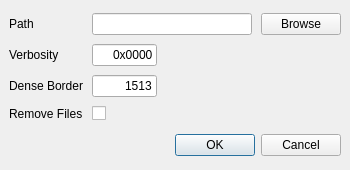
First picture: the form in crispy/resources/gui/uis/quanty/preferences.ui, repository mretegan/crispy, before the edit.
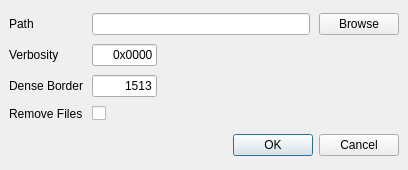
Second picture: the form after the edit.

Commit message: Save the dialog properties to the settings

```diff
--- a/crispy/resources/gui/uis/quanty/preferences.ui
+++ b/crispy/resources/gui/uis/quanty/preferences.ui
@@ -9,10 +9,22 @@
    <rect>
     <x>0</x>
     <y>0</y>
-    <width>350</width>
+    <width>408</width>
     <height>170</height>
    </rect>
   </property>
+  <property name="minimumSize">
+   <size>
+    <width>0</width>
+    <height>170</height>
+   </size>
+  </property>
+  <property name="maximumSize">
+   <size>
+    <width>16777215</width>
+    <height>170</height>
+   </size>
+  </property>
   <property name="windowTitle">
    <string>Preferences</string>
   </property>
```
The commit also changes 2 other files.
